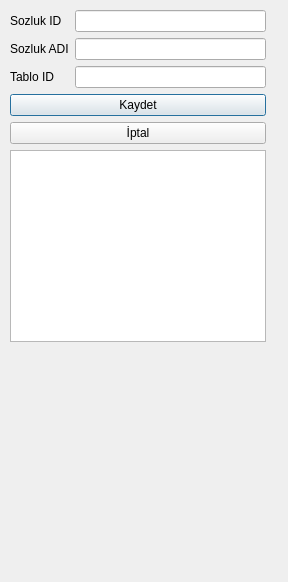
Before: the Qt Designer form sozluk.ui in isilp/Python6-DesktopProjeOdevi, drawn with Qt 5.
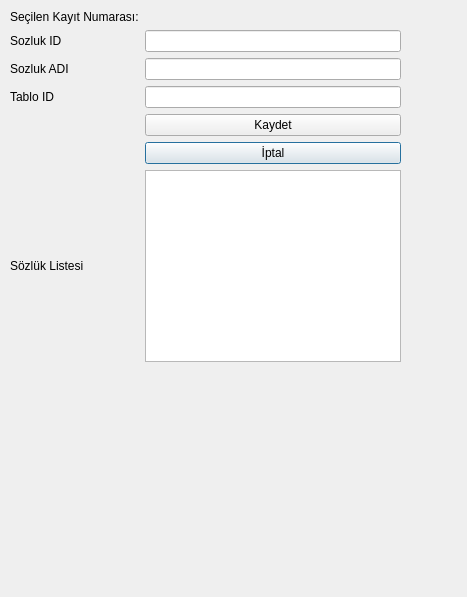
After: the same form once the commit is applied.

Commit message: sözlük tablo listelendi

Diff of the .ui file:
```diff
--- a/sozluk.ui
+++ b/sozluk.ui
@@ -6,8 +6,8 @@
    <rect>
     <x>0</x>
     <y>0</y>
-    <width>288</width>
-    <height>582</height>
+    <width>467</width>
+    <height>597</height>
    </rect>
   </property>
   <property name="windowTitle">
@@ -18,7 +18,7 @@
     <rect>
      <x>10</x>
      <y>10</y>
-     <width>221</width>
+     <width>431</width>
      <height>561</height>
     </rect>
    </property>
@@ -26,14 +26,7 @@
     <property name="sizeConstraint">
      <enum>QLayout::SetFixedSize</enum>
     </property>
-    <item row="2" column="0">
-     <widget class="QLabel" name="label">
-      <property name="text">
-       <string>Tablo ID</string>
-      </property>
-     </widget>
-    </item>
-    <item row="2" column="1">
+    <item row="3" column="1">
      <widget class="QLineEdit" name="txtTablo">
       <property name="inputMethodHints">
        <set>Qt::ImhDigitsOnly</set>
@@ -43,34 +36,21 @@
       </property>
      </widget>
     </item>
-    <item row="0" column="0">
+    <item row="3" column="0">
+     <widget class="QLabel" name="label">
+      <property name="text">
+       <string>Tablo ID</string>
+      </property>
+     </widget>
+    </item>
+    <item row="1" column="0">
      <widget class="QLabel" name="label_2">
       <property name="text">
        <string>Sozluk ID</string>
       </property>
      </widget>
     </item>
-    <item row="5" column="0" colspan="2">
-     <widget class="QPushButton" name="btKaydet">
-      <property name="text">
-       <string>Kaydet</string>
-      </property>
-     </widget>
-    </item>
-    <item row="6" column="0" colspan="2">
-     <widget class="QPushButton" name="btIptal">
-      <property name="text">
-       <string>İptal</string>
-      </property>
-     </widget>
-    </item>
-    <item row="7" column="0" colspan="2">
-     <widget class="QTableWidget" name="lstSozluk"/>
-    </item>
-    <item row="0" column="1">
-     <widget class="QLineEdit" name="txtID"/>
-    </item>
-    <item row="1" column="0">
+    <item row="2" column="0">
      <widget class="QLabel" name="label_3">
       <property name="text">
        <string>Sozluk ADI</string>
@@ -78,8 +58,53 @@
      </widget>
     </item>
     <item row="1" column="1">
+     <widget class="QLineEdit" name="txtID"/>
+    </item>
+    <item row="2" column="1">
      <widget class="QLineEdit" name="txtAd"/>
     </item>
+    <item row="8" column="0">
+     <widget class="QLabel" name="label_4">
+      <property name="text">
+       <string>Sözlük Listesi</string>
+      </property>
+     </widget>
+    </item>
+    <item row="8" column="1">
+     <widget class="QTableWidget" name="lstSozluk">
+      <property name="enabled">
+       <bool>true</bool>
+      </property>
+     </widget>
+    </item>
+    <item row="7" column="1">
+     <widget class="QPushButton" name="btIptal">
+      <property name="text">
+       <string>İptal</string>
+      </property>
+     </widget>
+    </item>
+    <item row="6" column="1">
+     <widget class="QPushButton" name="btKaydet">
+      <property name="text">
+       <string>Kaydet</string>
+      </property>
+     </widget>
+    </item>
+    <item row="0" column="1">
+     <widget class="QLabel" name="label_5">
+      <property name="text">
+       <string/>
+      </property>
+     </widget>
+    </item>
+    <item row="0" column="0">
+     <widget class="QLabel" name="label_6">
+      <property name="text">
+       <string>Seçilen Kayıt Numarası:</string>
+      </property>
+     </widget>
+    </item>
    </layout>
   </widget>
  </widget>
```
The commit also changes 4 other files.
